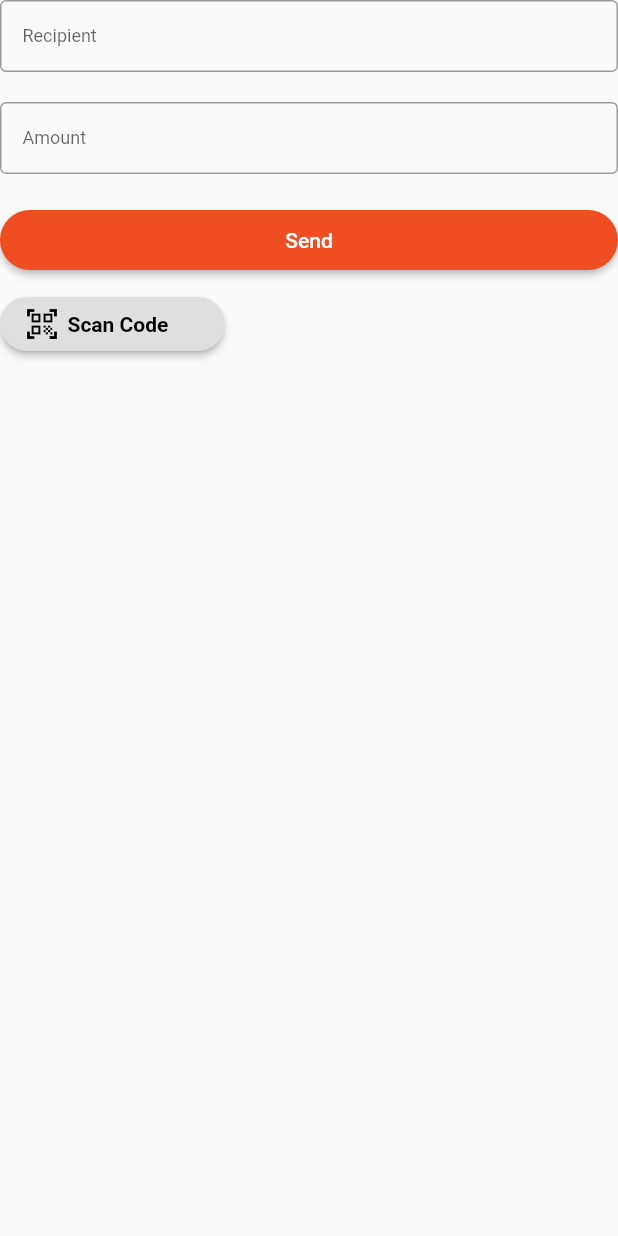
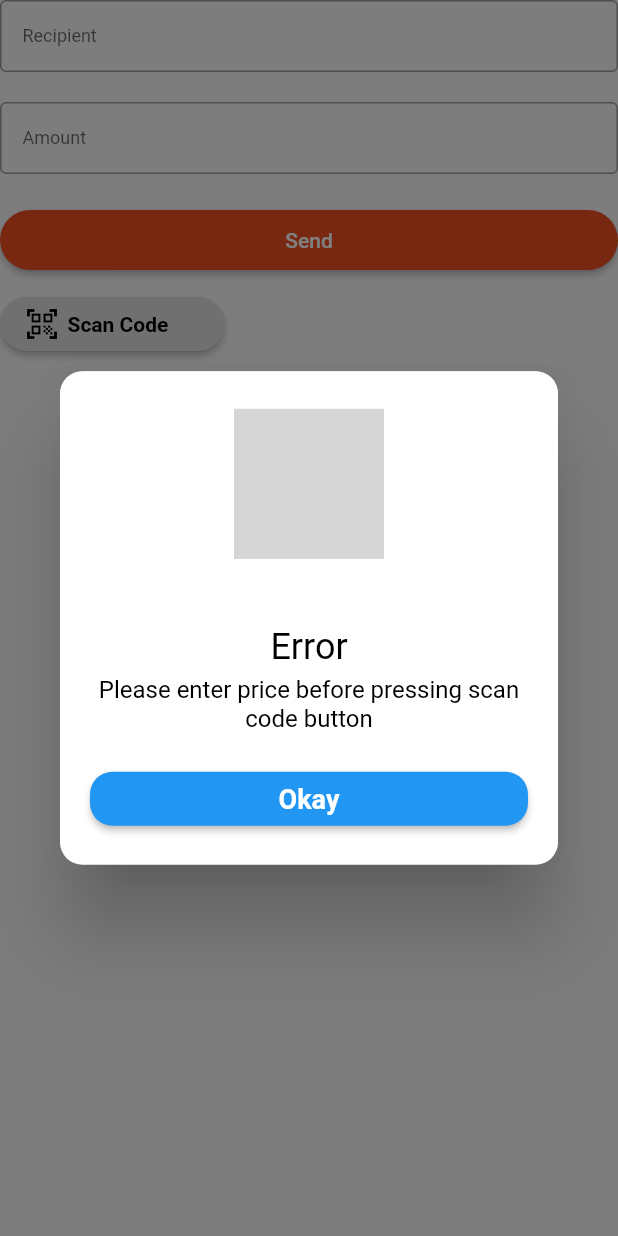
Before and after one commit to Taku-chimanaz/mukuru_android_app, a Flutter app: the SendMoneyForm widget shown alone on an empty page, opened directly, after a tap on "Scan Code", on a phone screen of 412 x 824 dp. Run offline on Flutter 3.47's test engine with Material 2 defaults, Android fonts, the light colour scheme and no system bars; our stand-ins replace flutter_keyboard_visibility, go_router, qr_flutter, quickalert; missing offline and left inert: flutter_barcode_scanner; grey boxes are pictures that could not be loaded.

Commit message:
added feature to send money through qrcode

```diff
--- a/lib/app_constants.dart
+++ b/lib/app_constants.dart
@@ -1,6 +1,6 @@
 class MyAppConstants {
   //static const apiUrl = 'http://localhost:5000';
-  static const apiUrl = 'http://192.168.122.1:5000';
+  static const apiUrl = 'http://192.168.43.45:5000';
   //static const apiUrl = 'http://192.168.10.125:5000';
   //static const apiUrl = 'http://192.168.122.1:5000';
   //static const apiUrl = 'http://192.168.42.79:5000';
--- a/lib/projects/customWidgets/SendMoneyForm.dart
+++ b/lib/projects/customWidgets/SendMoneyForm.dart
@@ -1,13 +1,13 @@
 import 'package:flutter/material.dart';
 import 'package:flutter/services.dart';
 import 'package:flutter_barcode_scanner/flutter_barcode_scanner.dart';
-import 'package:go_router/go_router.dart';
 import 'package:mukuru_app/projects/colors.dart';
 import 'package:mukuru_app/projects/customWidgets/checkFullnameErrorText.dart';
 import 'package:mukuru_app/projects/snippets/SendMoneyFormSnippets.dart';
 import 'package:mukuru_app/projects/providers/user_provider.dart';
 import 'package:mukuru_app/states.dart';
 import 'package:provider/provider.dart';
+import 'package:quickalert/quickalert.dart';
 
 class SendMoneyForm extends StatefulWidget {
   const SendMoneyForm({super.key});
@@ -57,10 +57,29 @@ class _SendMoneyFormState extends State<SendMoneyForm> {
           '#ff6666', 'Cancel', true, ScanMode.QR);
     } on PlatformException {
       qrCodeRes = 'Failed to get platform version';
+      return;
     }
 
     if (!mounted) return;
-    print(qrCodeRes);
+
+    if (qrCodeRes.isEmpty || amountTextFieldController.text.isEmpty) {
+      QuickAlert.show(
+          context: context,
+          type: QuickAlertType.error,
+          text: amountTextFieldController.text.isEmpty
+              ? 'Please enter price before pressing scan code button'
+              : 'No email detected.Please ask your recepient to login again into their account');
+    } else {
+      SendMoneyFormSnippets.sendMoney(
+          user: UserProviderBindingInstance.user!['user'],
+          resetTheFormFields: resetTheFormFields,
+          addVoucherToList: VoucherProviderBindingInstance.addVoucherToList,
+          updateUserInfo: UserProviderBindingInstance.updateUserInfo,
+          setLoading: setLoading,
+          recipientEmail: qrCodeRes,
+          amount: amountTextFieldController.text,
+          context: context);
+    }
   }
 
   @override
```
Also changed, not shown: lib/projects/customWidgets/UserDetailsDialog.dart (added, +42 -0 lines), lib/projects/customWidgets/user_details.dart (+20 -1 lines).
